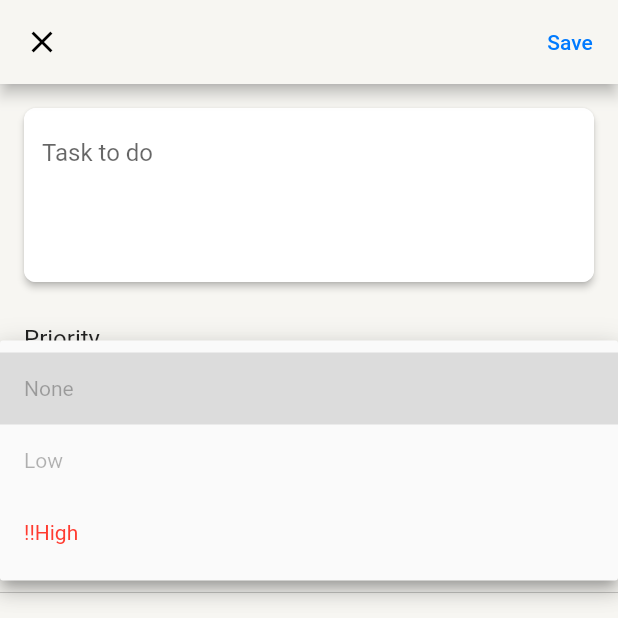
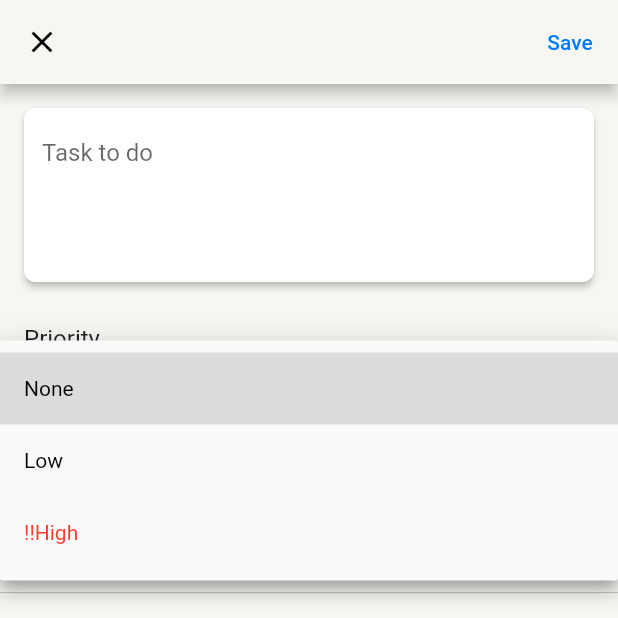
Before and after one commit to Vantwozz/to_do_list, a Flutter app: the TaskPage screen opened directly with empty values, after a tap on "None", on a phone screen of 412 x 824 dp, the top half of it. Run offline on Flutter 3.47's test engine with Material 2 defaults, Android fonts, the phone set to English and light mode, and no system bars; our stand-ins replace material_design_icons_flutter.

Commit message:
made colors

```diff
--- a/lib/pages/home/home_page.dart
+++ b/lib/pages/home/home_page.dart
@@ -109,9 +109,10 @@ class _HomePageState extends State<HomePage> {
   Future<bool> _promptUser(direction) async {
     String action;
     if (direction == DismissDirection.endToStart) {
-      action = "Delete";
+      action = "delete";
     } else {
       action = "Complete";
+      return true;
     }
     return await showDialog<bool>(
       builder: (BuildContext context) {
--- a/lib/pages/tasks/task_page.dart
+++ b/lib/pages/tasks/task_page.dart
@@ -78,7 +78,7 @@ class _TaskPageState extends State<TaskPage> {
   }
 
   void _onDelete() async {
-    if(await _promptUser()) {
+    if (await _promptUser()) {
       NavigationManager.instance.pop(
         Task(),
       );
@@ -100,7 +100,9 @@ class _TaskPageState extends State<TaskPage> {
     return await showDialog<bool>(
           builder: (BuildContext context) {
             return AlertDialog(
-              content: Text(isNewTask! ? 'You can\'t make empty task! Are you want to go back?' : 'Are you sure you want to Delete this task?'),
+              content: Text(isNewTask!
+                  ? 'You can\'t make empty task! Are you want to go back?'
+                  : 'Are you sure you want to Delete this task?'),
               actions: <Widget>[
                 TextButton(
                   style: TextButton.styleFrom(
@@ -182,6 +184,22 @@ class _TaskPageState extends State<TaskPage> {
                 children: [
                   const Text('Priority', style: TextStyle(fontSize: 16)),
                   DropdownButton<String>(
+                    selectedItemBuilder: (BuildContext context) {
+                      return priorityList.map<Widget>((String item) {
+                        return Container(
+                          alignment: Alignment.centerLeft,
+                          constraints: const BoxConstraints(minWidth: 100),
+                          child: Text(
+                            item,
+                            style: TextStyle(
+                              color: item == '!!High'
+                                  ? const Color.fromRGBO(255, 59, 48, 1)
+                                  : const Color.fromRGBO(0, 0, 0, 0.3),
+                            ),
+                          ),
+                        );
+                      }).toList();
+                    },
                     items: priorityList.map((String items) {
                       return DropdownMenuItem(
                         value: items,
@@ -190,7 +208,7 @@ class _TaskPageState extends State<TaskPage> {
                           style: TextStyle(
                             color: items == '!!High'
                                 ? const Color(0xFFFF3B30)
-                                : const Color.fromRGBO(0, 0, 0, 0.3),
+                                : const Color.fromRGBO(0, 0, 0, 1),
                             fontSize: 14,
                           ),
                         ),
```
Lines whose indentation alone changed are shown as unchanged.
